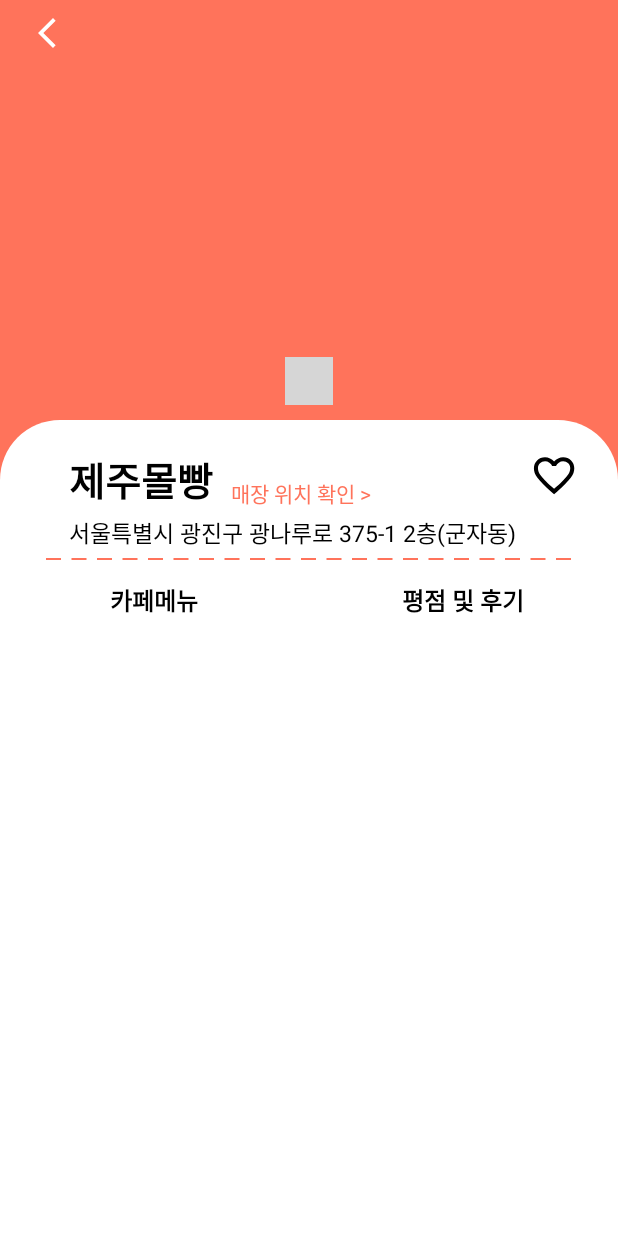
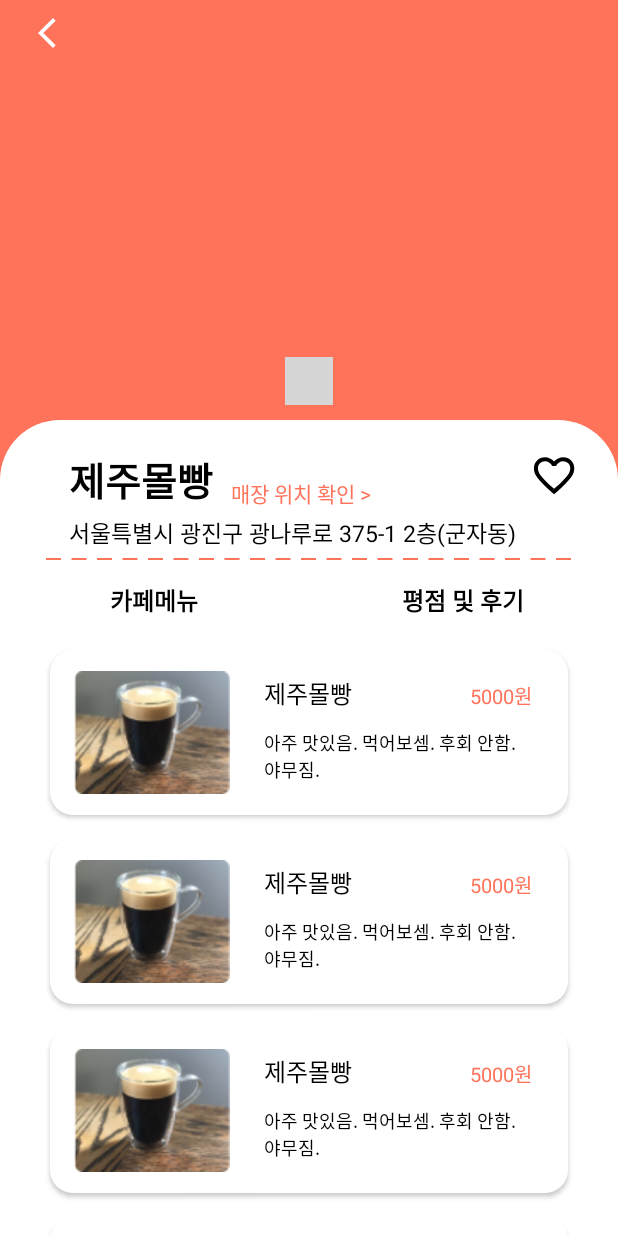
Before and after one commit to CaZaIt/CaZaIt-Android-Private, an Android app: the CafeInfoMenuFragment screen opened directly, with no data from a screen before it, on a phone screen of 412 x 824 dp. Run offline under Robolectric (Android 15) with nearby library versions, the phone set to English and light mode, and no system bars; our stand-ins replace Dagger/Hilt's generated code, data binding; plain views replace DotsIndicator; pictures from the network do not load; grey boxes are pictures that could not be loaded.

Commit message:
[Feat] #35 - 카페 메뉴
- 카페 메뉴 더미 데이터 넣어서 메뉴 Frag 구현 완료
- 아이템 그림자는 constraint의 elevation 사용
- 그림자 효과를 위한 메뉴와 리뷰 아이템을 위한 drawable 배경 추가
- CafeMenu & CafeMenuRes 데이터 클래스 생

```diff
--- a/app/src/main/java/org/cazait/data/model/CafeMenu.kt
+++ b/app/src/main/java/org/cazait/data/model/CafeMenu.kt
@@ -1,10 +1,13 @@
 package org.cazait.data.model
 
+import com.google.gson.annotations.SerializedName
+
 data class CafeMenu(
-    val desc: String,
-    val name: String,
-    val price: Int,
-    val image: String
-){
+    @SerializedName("cafeMenuId") val menuId: Int,
+    @SerializedName("name") val name: String,
+    @SerializedName("description") val desc: String,
+    @SerializedName("price") val price: Int,
+    @SerializedName("imageUrl") val imageUrl: String
+) {
     fun getStringPrice() = price.toString()
 }
--- /dev/null
+++ b/app/src/main/java/org/cazait/data/model/response/CafeMenuRes.kt
@@ -0,0 +1,11 @@
+package org.cazait.data.model.response
+
+import com.google.gson.annotations.SerializedName
+import org.cazait.data.model.CafeMenu
+
+data class CafeMenuRes(
+    @SerializedName("code") val code: Int,
+    @SerializedName("result") val result: String,
+    @SerializedName("message") val message: String,
+    @SerializedName("data") val menus: List<CafeMenu>
+)
--- /dev/null
+++ b/app/src/main/java/org/cazait/ui/adapter/CafeInfoMenuAdapter.kt
@@ -0,0 +1,51 @@
+package org.cazait.ui.adapter
+
+import android.view.LayoutInflater
+import android.view.ViewGroup
+import androidx.recyclerview.widget.DiffUtil
+import androidx.recyclerview.widget.ListAdapter
+import androidx.recyclerview.widget.RecyclerView
+import org.cazait.data.model.CafeMenu
+import org.cazait.databinding.ItemCafeInfoMenuBinding
+
+class CafeInfoMenuAdapter :
+    ListAdapter<CafeMenu, CafeInfoMenuAdapter.CafeInfoMenuViewHolder>(diffUtil) {
+
+    inner class CafeInfoMenuViewHolder(
+        private val binding: ItemCafeInfoMenuBinding,
+    ) : RecyclerView.ViewHolder(binding.root) {
+
+        fun bind(item: CafeMenu) {
+//            binding.ivCafeMenu.setImage(item.imageUrl)
+            binding.tvCafeMenu.text = item.name
+            binding.tvCafeMenuPrice.text = item.price.toString()
+            binding.tvCafeMenuDesc.text = item.desc
+        }
+    }
+
+    override fun onCreateViewHolder(parent: ViewGroup, viewType: Int): CafeInfoMenuViewHolder {
+        return CafeInfoMenuViewHolder(
+            ItemCafeInfoMenuBinding.inflate(
+                LayoutInflater.from(parent.context),
+                parent,
+                false
+            )
+        )
+    }
+
+    override fun onBindViewHolder(holder: CafeInfoMenuViewHolder, position: Int) {
+        holder.bind(currentList[position])
+    }
+
+    companion object {
+        val diffUtil = object : DiffUtil.ItemCallback<CafeMenu>() {
+            override fun areItemsTheSame(oldItem: CafeMenu, newItem: CafeMenu): Boolean {
+                return oldItem.menuId == newItem.menuId
+            }
+
+            override fun areContentsTheSame(oldItem: CafeMenu, newItem: CafeMenu): Boolean {
+                return oldItem == newItem
+            }
+        }
+    }
+}
--- a/app/src/main/java/org/cazait/ui/component/cafeinfo/menu/CafeInfoMenuFragment.kt
+++ b/app/src/main/java/org/cazait/ui/component/cafeinfo/menu/CafeInfoMenuFragment.kt
@@ -1,19 +1,67 @@
 package org.cazait.ui.component.cafeinfo.menu
 
+import dagger.hilt.android.AndroidEntryPoint
 import org.cazait.R
+import org.cazait.data.FAIL
+import org.cazait.data.Resource
+import org.cazait.data.SUCCESS
+import org.cazait.data.model.response.CafeMenuRes
 import org.cazait.databinding.FragmentCafeInfoMenuBinding
+import org.cazait.ui.adapter.CafeInfoMenuAdapter
+import org.cazait.ui.adapter.ItemDecoration
 import org.cazait.ui.base.BaseFragment
+import org.cazait.utils.observe
+import org.cazait.utils.toGone
+import org.cazait.utils.toVisible
+import kotlin.math.roundToInt
 
+@AndroidEntryPoint
 class CafeInfoMenuFragment : BaseFragment<FragmentCafeInfoMenuBinding, CafeInfoMenuViewModel>(
     CafeInfoMenuViewModel::class.java,
     R.layout.fragment_cafe_info_menu
 ) {
+    private lateinit var menuAdapter: CafeInfoMenuAdapter
     override fun initView() {
-
+        initAdapter()
+        observeViewModel()
     }
 
     override fun initAfterBinding() {
 
     }
 
+    private fun initAdapter() {
+        menuAdapter = CafeInfoMenuAdapter()
+        binding.rvCafeInfoMenus.adapter = this.menuAdapter
+        binding.rvCafeInfoMenus.addItemDecoration(
+            ItemDecoration(
+                extraMargin = resources.getDimension(R.dimen.cafe_item_space).roundToInt()
+            )
+        )
+    }
+
+    private fun observeViewModel() {
+        observe(viewModel.listMenuData, ::handleCafeMenu)
+    }
+
+    private fun handleCafeMenu(status: Resource<CafeMenuRes>) {
+        when (status) {
+            is Resource.Loading -> binding.pbMenuLoaderView.toVisible()
+            is Resource.Success -> status.data.let {
+                binding.pbMenuLoaderView.toGone()
+                when (status.data.result) {
+                    SUCCESS -> {
+                        val menus = status.data.menus
+                        menuAdapter.submitList(menus)
+                    }
+                    FAIL -> {
+
+                    }
+                }
+            }
+            is Resource.Error -> {
+                binding.pbMenuLoaderView.toGone()
+            }
+        }
+    }
 }
--- a/app/src/main/java/org/cazait/ui/component/cafeinfo/menu/CafeInfoMenuViewModel.kt
+++ b/app/src/main/java/org/cazait/ui/component/cafeinfo/menu/CafeInfoMenuViewModel.kt
@@ -1,6 +1,44 @@
 package org.cazait.ui.component.cafeinfo.menu
 
+import androidx.lifecycle.LiveData
+import androidx.lifecycle.MutableLiveData
+import androidx.lifecycle.viewModelScope
+import kotlinx.coroutines.launch
+import org.cazait.data.Resource
+import org.cazait.data.model.CafeMenu
+import org.cazait.data.model.response.CafeMenuRes
 import org.cazait.ui.base.BaseViewModel
 
 class CafeInfoMenuViewModel : BaseViewModel() {
+    private val _listMenuData = MutableLiveData<Resource<CafeMenuRes>>()
+    val listMenuData: LiveData<Resource<CafeMenuRes>>
+        get() = _listMenuData
+
+    init {
+        // getList()
+        setTestDummyData()
+    }
+
+    private fun setTestDummyData() {
+        val fList = mutableListOf<CafeMenu>(
+            CafeMenu(0, "제주몰빵", "아주 맛있음. 먹어보셈. 후회 안함. 야무짐.", 5000, "americano"),
+            CafeMenu(1, "제주몰빵", "아주 맛있음. 먹어보셈. 후회 안함. 야무짐.", 5000, "americano"),
+            CafeMenu(2, "제주몰빵", "아주 맛있음. 먹어보셈. 후회 안함. 야무짐.", 5000, "americano"),
+            CafeMenu(3, "제주몰빵", "아주 맛있음. 먹어보셈. 후회 안함. 야무짐.", 5000, "americano"),
+            CafeMenu(4, "제주몰빵", "아주 맛있음. 먹어보셈. 후회 안함. 야무짐.", 5000, "americano"),
+            CafeMenu(5, "제주몰빵", "아주 맛있음. 먹어보셈. 후회 안함. 야무짐.", 5000, "americano"),
+            CafeMenu(6, "제주몰빵", "아주 맛있음. 먹어보셈. 후회 안함. 야무짐.", 5000, "americano")
+        )
+
+        val fData = CafeMenuRes(
+            code = 1,
+            result = "SUCCESS",
+            message = "SUCCESS",
+            menus = fList
+        )
+
+        viewModelScope.launch {
+            _listMenuData.value = Resource.Success(fData)
+        }
+    }
 }
--- /dev/null
+++ b/app/src/main/res/drawable/round_cafe_info.xml
@@ -0,0 +1,6 @@
+<?xml version="1.0" encoding="utf-8"?>
+<shape xmlns:android="http://schemas.android.com/apk/res/android"
+    android:shape="rectangle">
+    <solid android:color="@color/main_white"/>
+    <corners android:radius="15dp"/>
+</shape>
--- a/app/src/main/res/layout/item_cafe_info_menu.xml
+++ b/app/src/main/res/layout/item_cafe_info_menu.xml
@@ -4,15 +4,14 @@
 
     <data>
 
-        <variable
-            name="menu"
-            type="org.cazait.data.model.CafeMenu" />
     </data>
 
 
     <androidx.constraintlayout.widget.ConstraintLayout
         android:layout_width="match_parent"
-        android:layout_height="110dp">
+        android:layout_height="110dp"
+        android:background="@drawable/round_cafe_info"
+        android:elevation="2dp">
 
         <ImageView
             android:id="@+id/iv_cafe_menu"
@@ -33,7 +32,7 @@
             android:layout_height="wrap_content"
             android:layout_marginStart="22dp"
             android:layout_marginTop="16.5dp"
-            android:text="@{menu.name, default=@string/menu_name}"
+            android:text="@string/menu_name"
             android:textColor="@color/main_black"
             android:textSize="16sp"
             app:layout_constraintStart_toEndOf="@+id/iv_cafe_menu"
@@ -43,20 +42,32 @@
             android:id="@+id/tv_cafe_menu_price"
             android:layout_width="wrap_content"
             android:layout_height="wrap_content"
+            android:layout_marginTop="21dp"
+            android:text="@string/menu_price"
+            android:textColor="@color/cafe_list_orange"
+            android:textSize="13sp"
+            app:layout_constraintEnd_toStartOf="@+id/tv_won"
+            app:layout_constraintTop_toTopOf="parent" />
+
+        <TextView
+            android:id="@+id/tv_won"
+            android:layout_width="wrap_content"
+            android:layout_height="wrap_content"
             android:layout_marginTop="20dp"
             android:layout_marginEnd="24dp"
-            android:text="@{menu.stringPrice + '원', default=@string/menu_price}"
+            android:text="@string/menu_won"
             android:textColor="@color/cafe_list_orange"
             android:textSize="13sp"
             app:layout_constraintEnd_toEndOf="parent"
             app:layout_constraintTop_toTopOf="parent" />
 
         <TextView
+            android:id="@+id/tv_cafe_menu_desc"
             android:layout_width="0dp"
             android:layout_height="wrap_content"
             android:layout_marginTop="12dp"
             android:layout_marginEnd="25dp"
-            android:text="@{menu.desc, default=@string/menu_desc}"
+            android:text="@string/menu_desc"
             android:textColor="@color/main_black"
             android:textSize="12sp"
             app:layout_constraintEnd_toEndOf="parent"
--- a/app/src/main/res/values/strings.xml
+++ b/app/src/main/res/values/strings.xml
@@ -65,7 +65,8 @@
 
     <!-- Item Cafe Menu -->
     <string name="menu_name">아메리카노</string>
-    <string name="menu_price">1,500원</string>
+    <string name="menu_price">1,500</string>
+    <string name="menu_won">원</string>
     <string name="menu_desc">우리나라 원두를 사용하여 더욱 달달한 풍미가 살아있는 최고급 아메리카노</string>
 
     <!-- TODO: Remove or change this placeholder text -->
```
